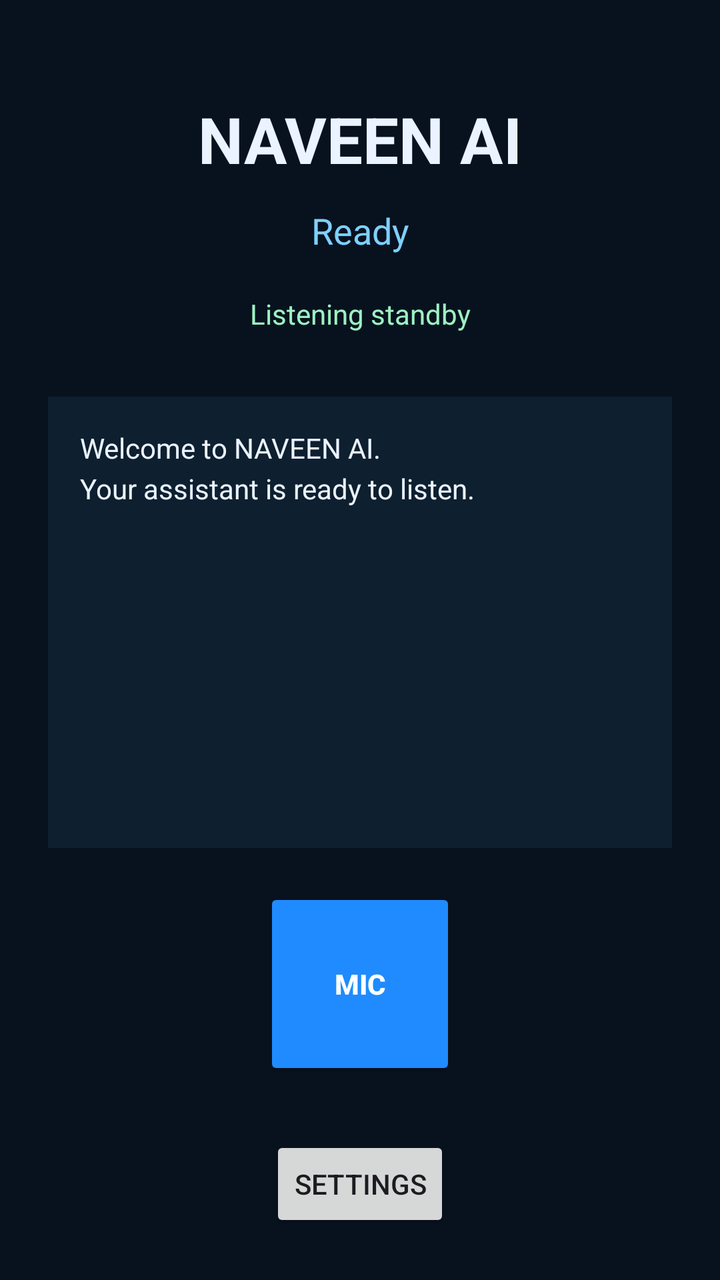
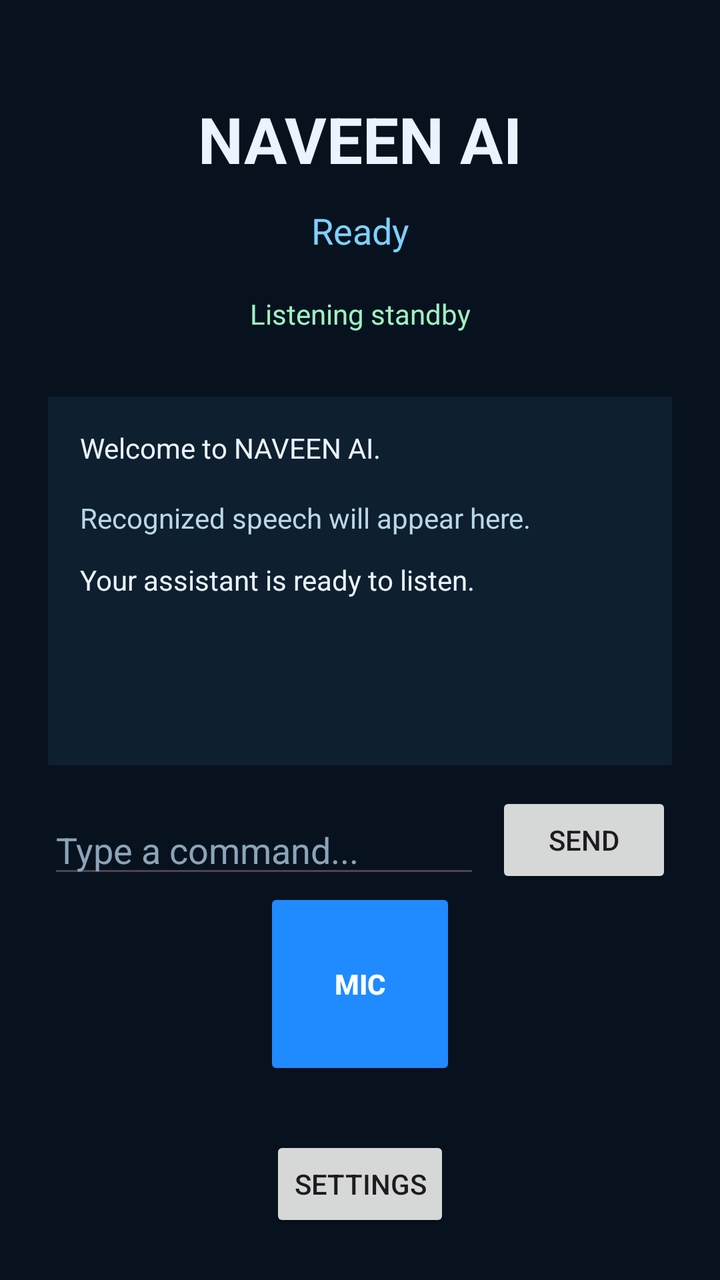

An Android layout rendered at two revisions. The XML below is the earlier revision; the diff shows what the commit changed to produce the second picture.
<!-- AndroidManifest.xml: application theme Theme.NaveenAI -->
<!-- res/layout/activity_main.xml -->
<?xml version="1.0" encoding="utf-8"?>
<androidx.constraintlayout.widget.ConstraintLayout xmlns:android="http://schemas.android.com/apk/res/android"
    xmlns:app="http://schemas.android.com/apk/res-auto"
    android:layout_width="match_parent"
    android:layout_height="match_parent"
    android:background="#08121f">

    <TextView
        android:id="@+id/titleText"
        android:layout_width="wrap_content"
        android:layout_height="wrap_content"
        android:layout_marginTop="48dp"
        android:text="NAVEEN AI"
        android:textColor="#EAF3FF"
        android:textSize="32sp"
        android:textStyle="bold"
        app:layout_constraintEnd_toEndOf="parent"
        app:layout_constraintStart_toStartOf="parent"
        app:layout_constraintTop_toTopOf="parent" />

    <TextView
        android:id="@+id/statusText"
        android:layout_width="wrap_content"
        android:layout_height="wrap_content"
        android:layout_marginTop="12dp"
        android:text="Ready"
        android:textColor="#7ED0FF"
        android:textSize="18sp"
        app:layout_constraintEnd_toEndOf="parent"
        app:layout_constraintStart_toStartOf="parent"
        app:layout_constraintTop_toBottomOf="@id/titleText" />

    <TextView
        android:id="@+id/listeningIndicator"
        android:layout_width="wrap_content"
        android:layout_height="wrap_content"
        android:layout_marginTop="20dp"
        android:text="Listening standby"
        android:textColor="#9EF1C1"
        app:layout_constraintEnd_toEndOf="parent"
        app:layout_constraintStart_toStartOf="parent"
        app:layout_constraintTop_toBottomOf="@id/statusText" />

    <ScrollView
        android:id="@+id/conversationScroll"
        android:layout_width="0dp"
        android:layout_height="0dp"
        android:layout_marginStart="24dp"
        android:layout_marginTop="32dp"
        android:layout_marginEnd="24dp"
        android:layout_marginBottom="20dp"
        android:background="#0E1F2F"
        android:padding="16dp"
        app:layout_constraintBottom_toTopOf="@id/micButton"
        app:layout_constraintEnd_toEndOf="parent"
        app:layout_constraintStart_toStartOf="parent"
        app:layout_constraintTop_toBottomOf="@id/listeningIndicator">

        <TextView
            android:id="@+id/conversationText"
            android:layout_width="match_parent"
            android:layout_height="wrap_content"
            android:lineSpacingExtra="4dp"
            android:text="Welcome to NAVEEN AI.\nYour assistant is ready to listen."
            android:textColor="#EAF3FF" />
    </ScrollView>

    <Button
        android:id="@+id/micButton"
        android:layout_width="96dp"
        android:layout_height="96dp"
        android:layout_marginBottom="28dp"
        android:backgroundTint="#1F8BFF"
        android:text="Mic"
        android:textColor="#FFFFFF"
        android:textStyle="bold"
        app:layout_constraintBottom_toTopOf="@id/settingsButton"
        app:layout_constraintEnd_toEndOf="parent"
        app:layout_constraintStart_toStartOf="parent" />

    <Button
        android:id="@+id/settingsButton"
        android:layout_width="wrap_content"
        android:layout_height="wrap_content"
        android:layout_marginBottom="24dp"
        android:text="Settings"
        app:layout_constraintBottom_toBottomOf="parent"
        app:layout_constraintEnd_toEndOf="parent"
        app:layout_constraintStart_toStartOf="parent" />

</androidx.constraintlayout.widget.ConstraintLayout>
<!-- resources referenced by this layout -->
<resources>
  <style name="Theme.NaveenAI" parent="Theme.Material3.DayNight.NoActionBar">
          <item name="android:statusBarColor">#08121f</item>
          <item name="android:navigationBarColor">#08121f</item>
      </style>
</resources>

<!-- the commit's change to res/layout/activity_main.xml (unified diff, before → after) -->
@@ -51,19 +51,72 @@
         android:layout_marginBottom="20dp"
         android:background="#0E1F2F"
         android:padding="16dp"
-        app:layout_constraintBottom_toTopOf="@id/micButton"
+        app:layout_constraintBottom_toTopOf="@id/commandInput"
         app:layout_constraintEnd_toEndOf="parent"
         app:layout_constraintStart_toStartOf="parent"
         app:layout_constraintTop_toBottomOf="@id/listeningIndicator">
 
-        <TextView
-            android:id="@+id/conversationText"
+        <LinearLayout
             android:layout_width="match_parent"
             android:layout_height="wrap_content"
-            android:lineSpacingExtra="4dp"
-            android:text="Welcome to NAVEEN AI.\nYour assistant is ready to listen."
-            android:textColor="#EAF3FF" />
+            android:orientation="vertical">
+
+            <TextView
+                android:id="@+id/conversationText"
+                android:layout_width="match_parent"
+                android:layout_height="wrap_content"
+                android:lineSpacingExtra="4dp"
+                android:text="Welcome to NAVEEN AI."
+                android:textColor="#EAF3FF" />
+
+            <TextView
+                android:id="@+id/recognizedText"
+                android:layout_width="match_parent"
+                android:layout_height="wrap_content"
+                android:layout_marginTop="16dp"
+                android:text="Recognized speech will appear here."
+                android:textColor="#B8D8EA" />
+
+            <TextView
+                android:id="@+id/responseText"
+                android:layout_width="match_parent"
+                android:layout_height="wrap_content"
+                android:layout_marginTop="12dp"
+                android:text="Your assistant is ready to listen."
+                android:textColor="#EAF3FF" />
+
+            <TextView
+                android:id="@+id/errorText"
+                android:layout_width="match_parent"
+                android:layout_height="wrap_content"
+                android:layout_marginTop="12dp"
+                android:textColor="#FFB4AB"
+                android:visibility="gone" />
+        </LinearLayout>
     </ScrollView>
+
+    <EditText
+        android:id="@+id/commandInput"
+        android:layout_width="0dp"
+        android:layout_height="wrap_content"
+        android:layout_marginStart="24dp"
+        android:layout_marginEnd="8dp"
+        android:hint="Type a command..."
+        android:inputType="text"
+        android:textColor="#EAF3FF"
+        android:textColorHint="#8BA4B8"
+        app:layout_constraintBottom_toTopOf="@id/micButton"
+        app:layout_constraintEnd_toStartOf="@id/sendButton"
+        app:layout_constraintStart_toStartOf="parent" />
+
+    <Button
+        android:id="@+id/sendButton"
+        android:layout_width="wrap_content"
+        android:layout_height="wrap_content"
+        android:layout_marginEnd="24dp"
+        android:text="Send"
+        app:layout_constraintBottom_toTopOf="@id/micButton"
+        app:layout_constraintEnd_toEndOf="parent" />
 
     <Button
         android:id="@+id/micButton"
